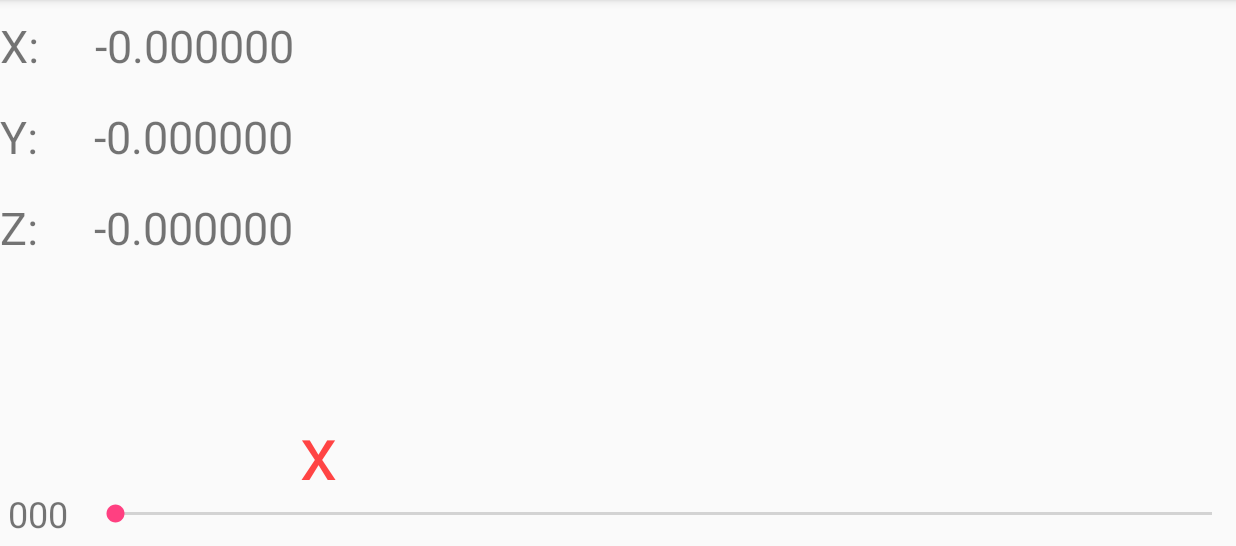
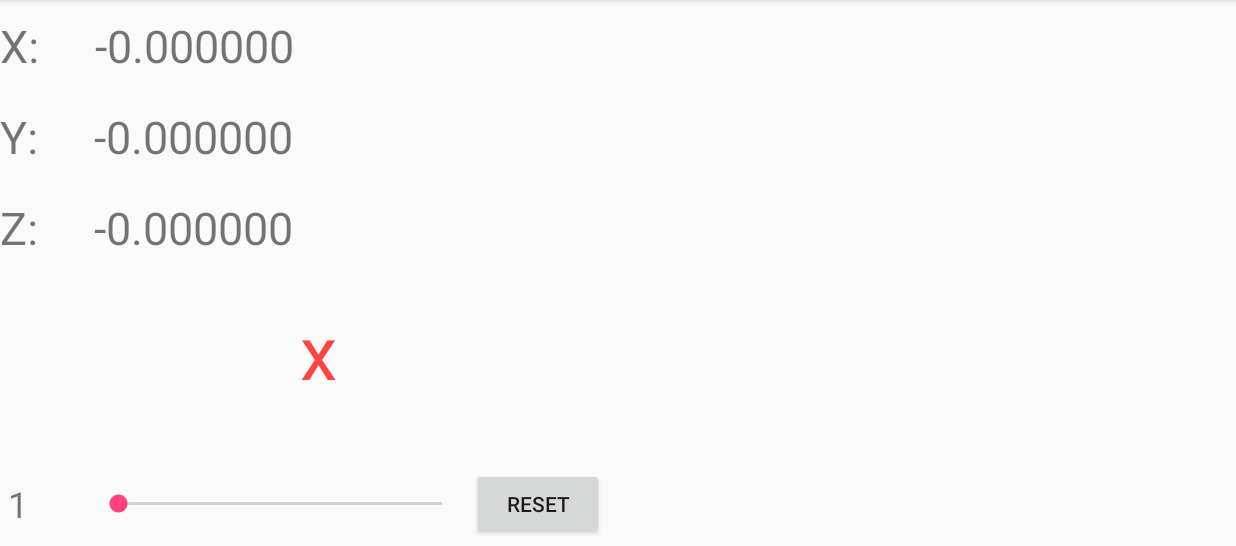
Before and after one commit to jurgiles/bird-game, an Android app: the screen it shows after launch (MainActivity), on a phone screen of 824 x 412 dp (held sideways), the part 72-618 px from its top. Run offline under Robolectric (Android 15) with nearby library versions, the light colour scheme and no system bars.

Commit message:
add crosshair that is controlled by tilt and slider to control sensitivity

```diff
--- a/app/src/main/java/es/jurgil/duckhunt/MainActivity.java
+++ b/app/src/main/java/es/jurgil/duckhunt/MainActivity.java
@@ -8,6 +8,8 @@ import android.hardware.SensorManager;
 import android.support.v7.app.AppCompatActivity;
 import android.os.Bundle;
 import android.util.Log;
+import android.view.View;
+import android.widget.Button;
 import android.widget.SeekBar;
 import android.widget.TextView;
 
@@ -30,7 +32,7 @@ public class MainActivity extends AppCompatActivity implements SensorEventListen
 
         sensorManager = (SensorManager) getSystemService(Context.SENSOR_SERVICE);
 
-        gyroSensor = sensorManager.getDefaultSensor(Sensor.TYPE_GYROSCOPE);
+        gyroSensor = sensorManager.getDefaultSensor(Sensor.TYPE_GAME_ROTATION_VECTOR);
 
         xView = (TextView) this.findViewById(R.id.x);
         yView = (TextView) this.findViewById(R.id.y);
@@ -58,9 +60,17 @@ public class MainActivity extends AppCompatActivity implements SensorEventListen
             }
         });
 
+        Button resetButton = (Button) this.findViewById(R.id.reset_button);
+        resetButton.setOnClickListener(new View.OnClickListener() {
+            @Override
+            public void onClick(View v) {
+                duckView.setX(300f);
+                duckView.setY(300f);
+            }
+        });
 
-        duckView.setX(300);
-        duckView.setY(400);
+        duckView.setX(300f);
+        duckView.setY(300f);
     }
 
     @Override
@@ -72,13 +82,17 @@ public class MainActivity extends AppCompatActivity implements SensorEventListen
 
     @Override
     public void onSensorChanged(SensorEvent event) {
-        int[] pos = new int[2];
+        int multiplier = redSeekView.getProgress() * 10;
 
-        duckView.getLocationOnScreen(pos);
-        float newXPos = pos[0] + (.5f * (event.values[0] + Float.valueOf(redSeekLabelView.getText().toString())));
+        float[] oldPos = new float[]{duckView.getX(), duckView.getY()};
+
+        float newXPos = duckView.getX() + (event.values[0] * multiplier);
         duckView.setX(newXPos);
 
-        Log.i("position", String.format("old x: %d, new x: %f", pos[0], newXPos));
+        float newYPos = duckView.getY() + (-1 * event.values[1] * multiplier);
+        duckView.setY(newYPos);
+
+//        Log.i("position", String.format("x[old: %f, new: %f, rot: %f] y[old: %f, new: %f, rot: %f] mult: %d", oldPos[0], newXPos, event.values[0], oldPos[1], newYPos, event.values[1], multiplier));
 
         xView.setText(String.format("%-8.6f", event.values[0]));
         yView.setText(String.format("%-8.6f", event.values[1]));
--- a/app/src/main/res/layout/activity_main.xml
+++ b/app/src/main/res/layout/activity_main.xml
@@ -94,7 +94,7 @@
             android:id="@+id/red_value_label"
             android:layout_width="wrap_content"
             android:layout_height="wrap_content"
-            android:text="000"
+            android:text="1"
             android:textSize="24sp"
             android:layout_margin="5sp"
             android:layout_gravity="center"
@@ -103,9 +103,19 @@
 
         <SeekBar
             android:id="@+id/red_control"
+            android:progress="1"
             android:layout_gravity="center"
-            android:layout_width="match_parent"
+            android:layout_width="250sp"
             android:layout_height="wrap_content" />
+
+        <Button
+            android:id="@+id/reset_button"
+            android:layout_width="wrap_content"
+            android:layout_height="wrap_content"
+            android:layout_margin="4sp"
+            android:text="Reset"
+            />
+
     </LinearLayout>
 
 
```
